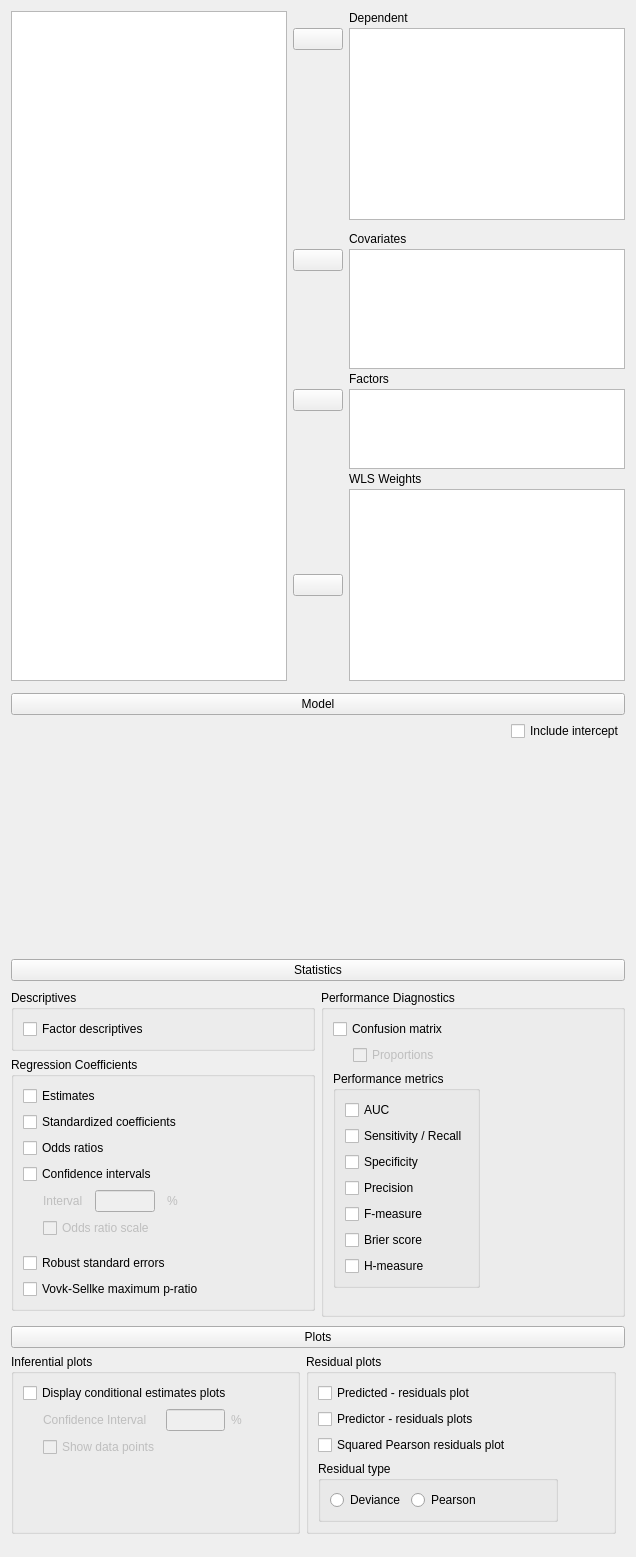
Above: JASP-Desktop/analysisforms/regressionlogisticform.ui from jasp-stats/jasp-desktop before the change. Below: the same form after it.
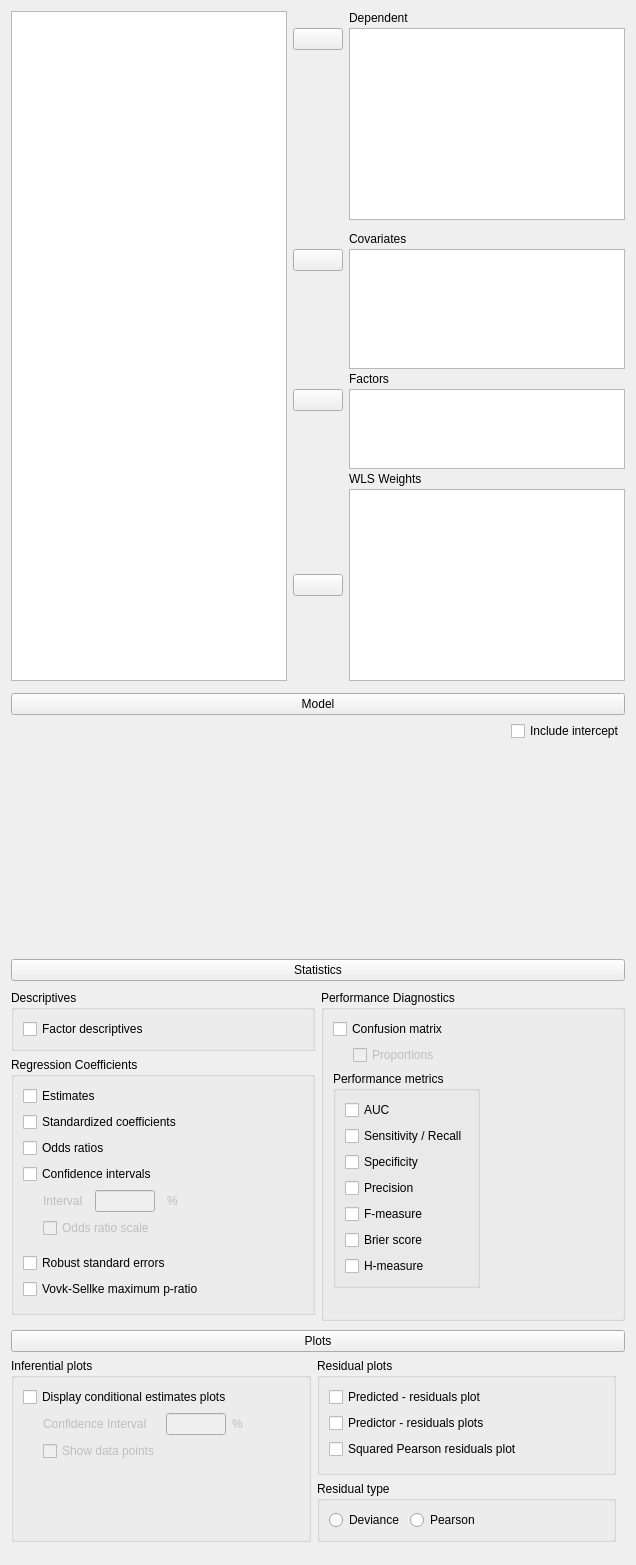
That is the form after the change. Custom widgets are drawn as their Qt base class.

Commit message: UI update for logreg on mac

Diff of the .ui file:
```diff
--- a/JASP-Desktop/analysisforms/regressionlogisticform.ui
+++ b/JASP-Desktop/analysisforms/regressionlogisticform.ui
@@ -7,7 +7,7 @@
     <x>0</x>
     <y>0</y>
     <width>636</width>
-    <height>1548</height>
+    <height>1565</height>
    </rect>
   </property>
   <property name="sizePolicy">
@@ -874,64 +874,24 @@
             <string>Residual plots</string>
            </property>
            <layout class="QGridLayout" name="gridLayout_14">
-            <item row="4" column="0" colspan="2">
-             <widget class="BoundGroupBox" name="residualType">
-              <property name="sizePolicy">
-               <sizepolicy hsizetype="Preferred" vsizetype="Preferred">
-                <horstretch>0</horstretch>
-                <verstretch>0</verstretch>
-               </sizepolicy>
+            <item row="0" column="2">
+             <spacer name="horizontalSpacer_5">
+              <property name="orientation">
+               <enum>Qt::Horizontal</enum>
               </property>
-              <property name="minimumSize">
+              <property name="sizeHint" stdset="0">
                <size>
-                <width>240</width>
-                <height>0</height>
+                <width>40</width>
+                <height>20</height>
                </size>
               </property>
-              <property name="title">
-               <string>Residual type</string>
+             </spacer>
+            </item>
+            <item row="3" column="0">
+             <widget class="BoundCheckBox" name="squaredPearsonPlotOpt">
+              <property name="text">
+               <string>Squared Pearson residuals plot</string>
               </property>
-              <layout class="QHBoxLayout" name="horizontalLayout">
-               <item>
-                <widget class="QRadioButton" name="_1deviance">
-                 <property name="sizePolicy">
-                  <sizepolicy hsizetype="Fixed" vsizetype="Fixed">
-                   <horstretch>0</horstretch>
-                   <verstretch>0</verstretch>
-                  </sizepolicy>
-                 </property>
-                 <property name="text">
-                  <string>Deviance</string>
-                 </property>
-                </widget>
-               </item>
-               <item>
-                <widget class="QRadioButton" name="_2pearson">
-                 <property name="sizePolicy">
-                  <sizepolicy hsizetype="Fixed" vsizetype="Fixed">
-                   <horstretch>0</horstretch>
-                   <verstretch>0</verstretch>
-                  </sizepolicy>
-                 </property>
-                 <property name="text">
-                  <string>Pearson</string>
-                 </property>
-                </widget>
-               </item>
-               <item>
-                <spacer name="horizontalSpacer_6">
-                 <property name="orientation">
-                  <enum>Qt::Horizontal</enum>
-                 </property>
-                 <property name="sizeHint" stdset="0">
-                  <size>
-                   <width>40</width>
-                   <height>20</height>
-                  </size>
-                 </property>
-                </spacer>
-               </item>
-              </layout>
              </widget>
             </item>
             <item row="0" column="0" colspan="2">
@@ -1000,17 +960,70 @@
               </property>
              </spacer>
             </item>
-            <item row="3" column="0">
-             <widget class="BoundCheckBox" name="squaredPearsonPlotOpt">
+           </layout>
+          </widget>
+         </item>
+         <item row="1" column="2">
+          <widget class="BoundGroupBox" name="residualType">
+           <property name="sizePolicy">
+            <sizepolicy hsizetype="Preferred" vsizetype="Preferred">
+             <horstretch>0</horstretch>
+             <verstretch>0</verstretch>
+            </sizepolicy>
+           </property>
+           <property name="minimumSize">
+            <size>
+             <width>240</width>
+             <height>0</height>
+            </size>
+           </property>
+           <property name="title">
+            <string>Residual type</string>
+           </property>
+           <layout class="QHBoxLayout" name="horizontalLayout">
+            <item>
+             <widget class="QRadioButton" name="_1deviance">
+              <property name="sizePolicy">
+               <sizepolicy hsizetype="Fixed" vsizetype="Fixed">
+                <horstretch>0</horstretch>
+                <verstretch>0</verstretch>
+               </sizepolicy>
+              </property>
               <property name="text">
-               <string>Squared Pearson residuals plot</string>
+               <string>Deviance</string>
               </property>
              </widget>
             </item>
+            <item>
+             <widget class="QRadioButton" name="_2pearson">
+              <property name="sizePolicy">
+               <sizepolicy hsizetype="Fixed" vsizetype="Fixed">
+                <horstretch>0</horstretch>
+                <verstretch>0</verstretch>
+               </sizepolicy>
+              </property>
+              <property name="text">
+               <string>Pearson</string>
+              </property>
+             </widget>
+            </item>
+            <item>
+             <spacer name="horizontalSpacer_6">
+              <property name="orientation">
+               <enum>Qt::Horizontal</enum>
+              </property>
+              <property name="sizeHint" stdset="0">
+               <size>
+                <width>40</width>
+                <height>20</height>
+               </size>
+              </property>
+             </spacer>
+            </item>
            </layout>
           </widget>
          </item>
-         <item row="0" column="0">
+         <item row="0" column="0" rowspan="2">
           <widget class="GroupBox" name="groupBox_3">
            <property name="title">
             <string>Inferential plots</string>
```
Left out of the diff: 14 changed lines with no effect on the pictures.
